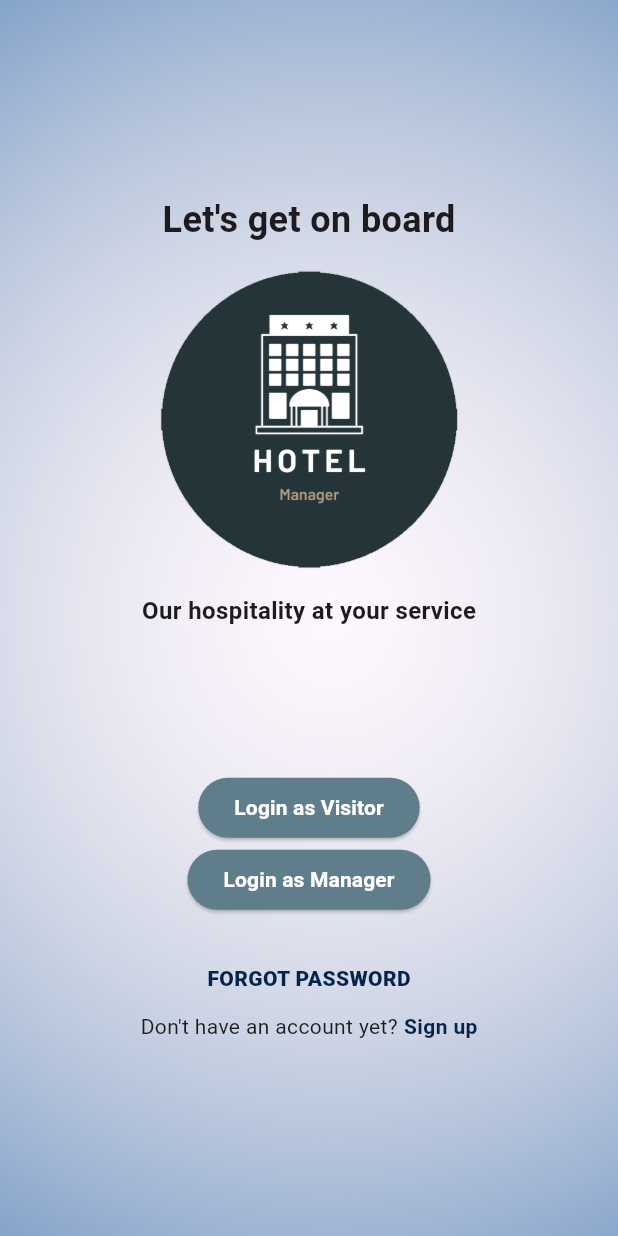
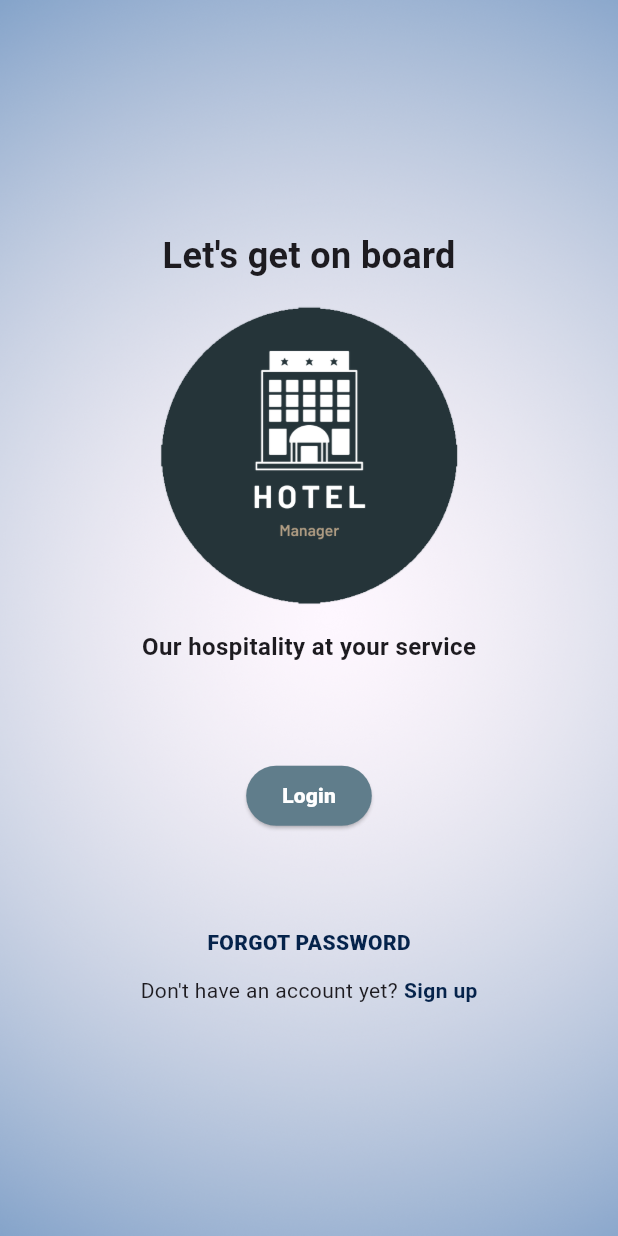
Before and after one commit to PiotrSitarek1/HotelManagement, a Flutter app: the LoginMenuView screen opened directly, on a phone screen of 412 x 824 dp. Run offline on Flutter 3.47's test engine with Material 2 defaults, Android fonts, the phone set to English and light mode, and no system bars; our stand-ins replace firebase_auth, firebase_core, firebase_database, google_fonts; accounts and stored records are empty.

Commit message:
Delete unnecessary login button

```diff
--- a/lib/screens/login_menu_screen.dart
+++ b/lib/screens/login_menu_screen.dart
@@ -64,35 +64,22 @@ class _LoginMenuViewState extends State<LoginMenuView> {
                   style: GoogleFonts.roboto(
                       fontSize: 16, fontWeight: FontWeight.bold),
                 ),
-                const SizedBox(height: 96),
+                const SizedBox(height: 64),
                 ElevatedButton(
                   onPressed: _navigateToLogin,
                   style: ElevatedButton.styleFrom(
                     backgroundColor: customBluePrimary, // Background color
                   ),
                   child: Text(
-                    'Login as Visitor',
+                    'Login',
                     style: GoogleFonts.roboto(
                         fontSize: 14,
-                        fontWeight: FontWeight.bold,
+                        fontWeight: FontWeight.w900,
                         color: Colors.white),
                   ),
                 ),
-                //const SizedBox(height: 4),
-                ElevatedButton(
-                  onPressed: _navigateToLogin,
-                  style: ElevatedButton.styleFrom(
-                    backgroundColor: customBluePrimary, // Background color
-                  ),
-                  child: Text(
-                    'Login as Manager',
-                    style: GoogleFonts.roboto(
-                        fontSize: 14,
-                        fontWeight: FontWeight.bold,
-                        color: Colors.white),
-                  ),
-                ),
-                const SizedBox(height: 32),
+
+                const SizedBox(height: 64),
                 GestureDetector(
                   onTap: _navigateToForgotPassword,
                   child: Text("FORGOT PASSWORD",
```
